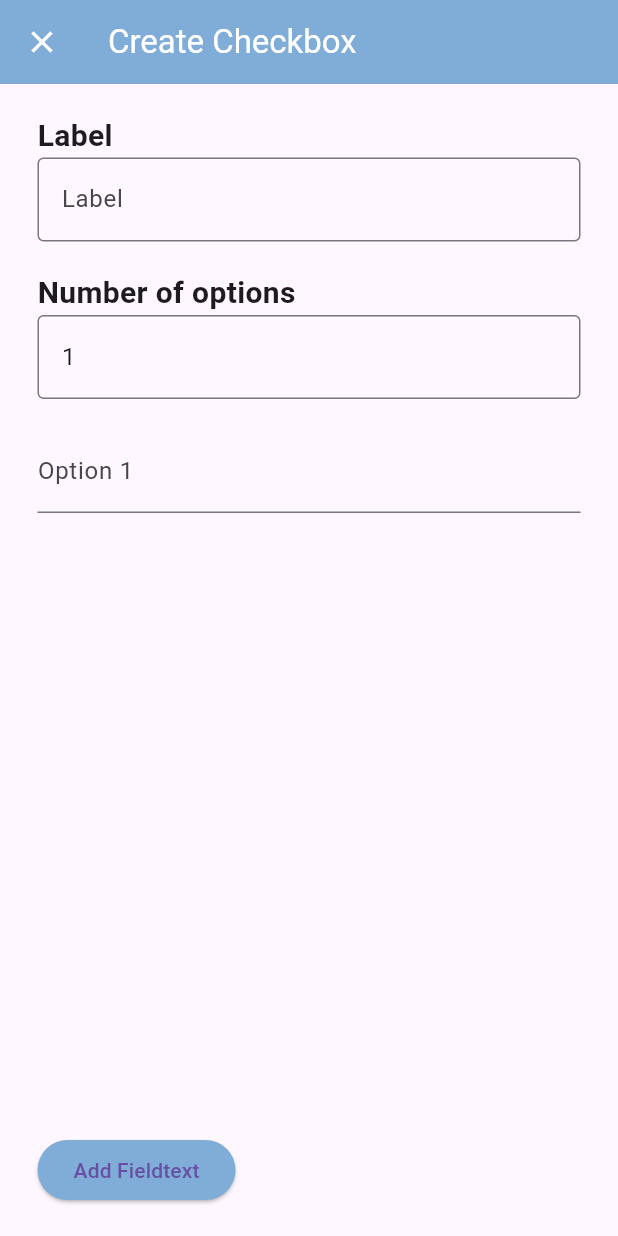
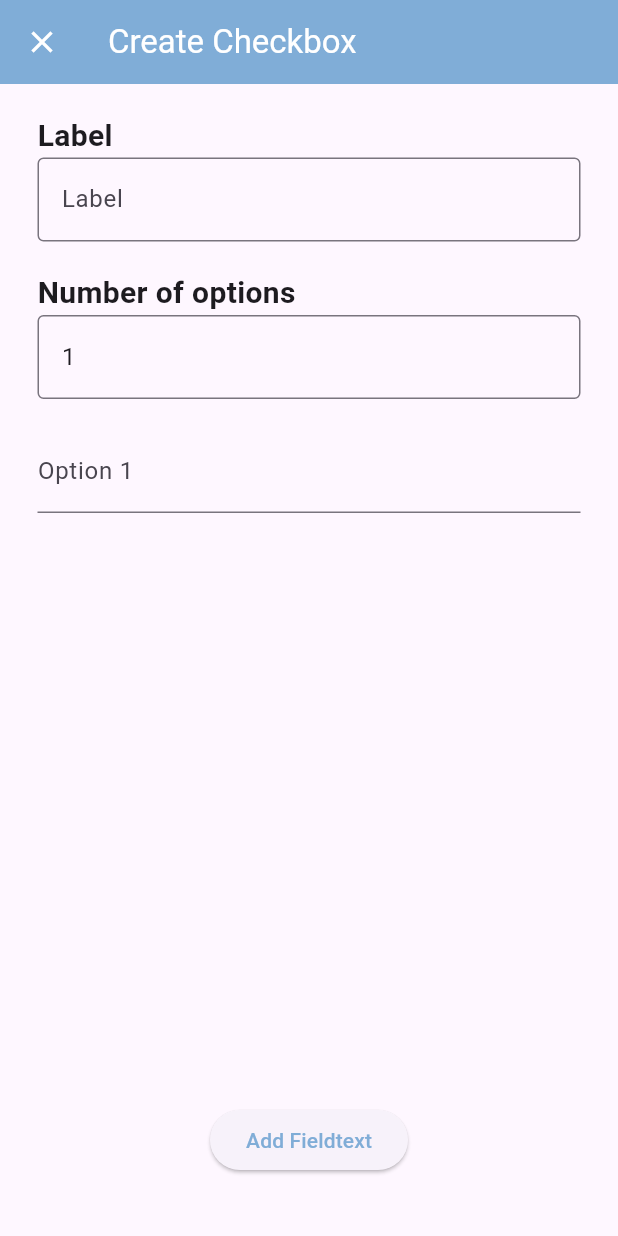
Before and after one commit to WildKoala23/Softshares, a Flutter app: the customCheckboxForm screen opened by its route, on a phone screen of 412 x 824 dp. Run offline on Flutter 3.47's test engine with Material 3 defaults, Android fonts, the phone set to English and light mode, and no system bars; our stand-ins replace google_fonts, table_calendar; missing offline and left inert: dev_icons.

Commit message:
changed styles

```diff
--- a/lib/Pages/createCheckboxForm.dart
+++ b/lib/Pages/createCheckboxForm.dart
@@ -122,7 +122,11 @@ class _CustomCheckboxFormState extends State<customCheckboxForm> {
                 },
               ),
             ),
-            addBtn(),
+            Padding(
+              padding: const EdgeInsets.only(bottom: 20.0),
+              child: Center(
+                child: addBtn()),
+            ),
           ],
         ),
       ),
@@ -142,7 +146,7 @@ class _CustomCheckboxFormState extends State<customCheckboxForm> {
         }
       },
       style: ButtonStyle(
-        backgroundColor: MaterialStateProperty.all<Color>(widget.mainColor),
+        foregroundColor: MaterialStateProperty.all<Color>(widget.mainColor),
       ),
       child: const Text('Add Fieldtext'),
     );
--- a/lib/Pages/customFieldTextForm.dart
+++ b/lib/Pages/customFieldTextForm.dart
@@ -84,7 +84,11 @@ class _customFieldtextFormState extends State<customFieldtextForm> {
               ],
             ),
           ),
-          addBtn()
+          Padding(
+              padding: const EdgeInsets.only(bottom: 20.0),
+              child: Center(
+                child: addBtn()),
+            ),
         ],
       ),
     );
--- a/lib/Pages/customRadioBtnForm.dart
+++ b/lib/Pages/customRadioBtnForm.dart
@@ -123,7 +123,11 @@ class _CustomRadioBtnState extends State<customRadioBtnForm> {
                 },
               ),
             ),
-            addBtn(),
+            Padding(
+              padding: const EdgeInsets.only(bottom: 20.0),
+              child: Center(
+                child: addBtn()),
+            ),
           ],
         ),
       ),
--- a/lib/main.dart
+++ b/lib/main.dart
@@ -64,7 +64,7 @@ class MyApp extends StatelessWidget {
       theme: ThemeData(
           textTheme: GoogleFonts.robotoTextTheme(), fontFamily: 'Roboto'),
       debugShowCheckedModeBanner: false,
-      initialRoute: '/createForm',
+      initialRoute: '/createRadioBtnForm',
       routes: routes,
       home: const MyHomePage(),
     );
```
